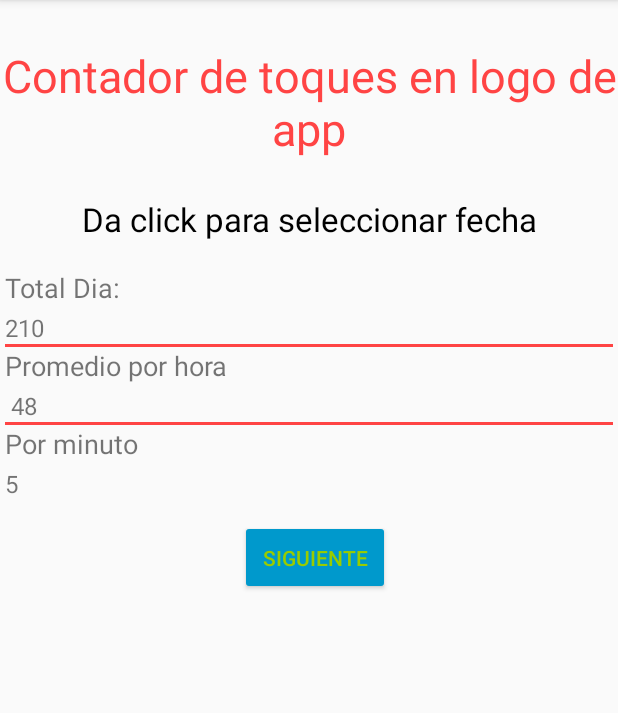
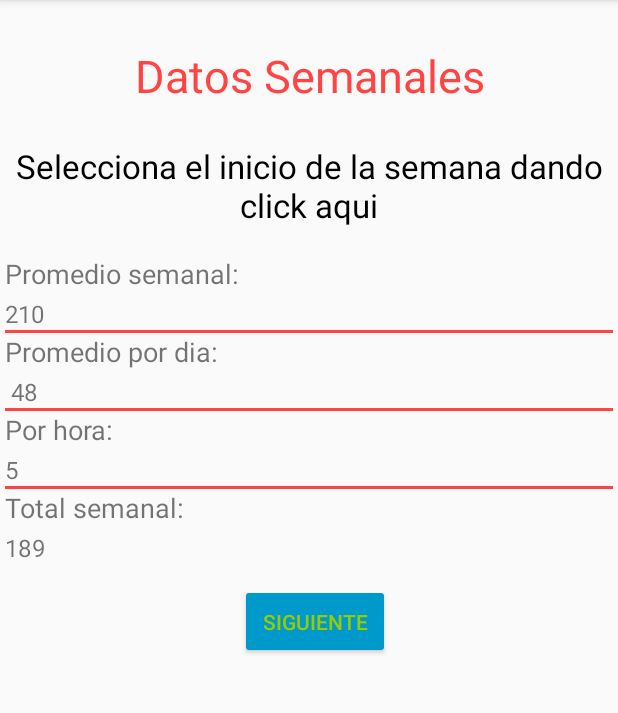
Before and after one commit to Diegobr21/Rehab, an Android app: the screen it shows after launch (MainActivity), on a phone screen of 412 x 824 dp, the part 84-797 px from its top. Run offline under Robolectric (Android 15) with nearby library versions, the phone set to English and light mode, and no system bars.

Commit message:
minor changes on text, added element on list,inside listfragment on MainActvity

```diff
--- a/app/src/main/java/com/example/rehab/MainActivity.java
+++ b/app/src/main/java/com/example/rehab/MainActivity.java
@@ -81,9 +81,10 @@ public class MainActivity extends AppCompatActivity implements DatePickerDialog.
     }
 
     private String[][] por_tiempo =
-            {{"Total Dia: ","210"},
-                    {"Promedio por hora"," 48"},
-                    {"Por minuto","5"}};
+            {{"Promedio semanal: ","210"},
+                    {"Promedio por dia:"," 48"},
+                    {"Por hora:","5"},
+                    {"Total semanal:", "189"}};
 
     public void mnext(){
         Intent intent1 = new Intent(this, Contador.class);
--- a/app/src/main/res/layout/activity_main.xml
+++ b/app/src/main/res/layout/activity_main.xml
@@ -11,7 +11,7 @@
     <TextView
         android:layout_width="match_parent"
         android:layout_height="wrap_content"
-        android:text="Contador de toques en logo de app"
+        android:text="Datos Semanales"
         android:textAlignment="center"
         android:textColor="@android:color/holo_red_light"
         android:textSize="30sp"
@@ -26,7 +26,7 @@
         android:textSize="22sp"
         android:textColor="@android:color/black"
         android:textAlignment="center"
-        android:text="Da click para seleccionar fecha"
+        android:text="Selecciona el inicio de la semana dando click aqui"
         android:layout_width="match_parent"
         android:layout_height="wrap_content"
         android:id="@+id/fecha"/>
```
